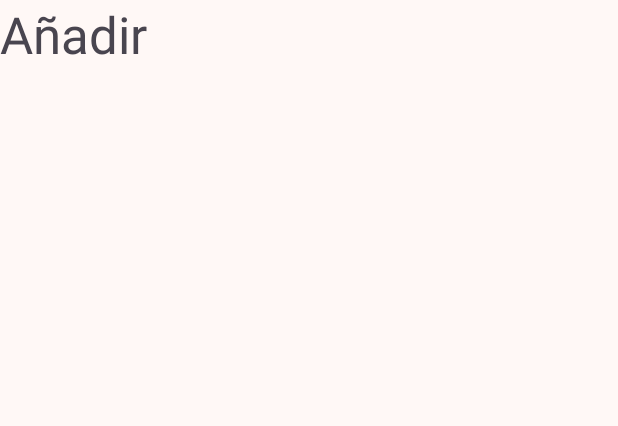
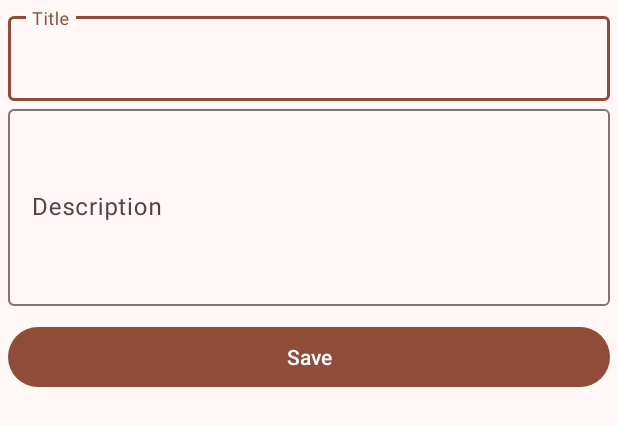
Before and after one commit to CleanMatyx/Demo03, an Android app: the layout add_fragment.xml on its own in the app's theme, with its tools: preview values and no code run, on a phone screen of 412 x 824 dp. Shown: the top 426 px of the screen. Run offline under Robolectric (Android 15) with nearby library versions, the phone set to English and light mode, and no system bars.

Commit message:
Punto funcional

```diff
--- a/app/build.gradle.kts
+++ b/app/build.gradle.kts
@@ -48,4 +48,7 @@ dependencies {
     testImplementation(libs.junit)
     androidTestImplementation(libs.androidx.junit)
     androidTestImplementation(libs.androidx.espresso.core)
+
+    //glide
+    implementation(libs.glide)
 }
--- a/app/src/main/AndroidManifest.xml
+++ b/app/src/main/AndroidManifest.xml
@@ -1,6 +1,9 @@
 <?xml version="1.0" encoding="utf-8"?>
 <manifest xmlns:android="http://schemas.android.com/apk/res/android"
     xmlns:tools="http://schemas.android.com/tools">
+
+    <uses-permission android:name="android.permission.INTERNET"/>
+    <uses-permission android:name="android.permission.ACCESS_NETWORK_STATE"/>
 
     <application
         android:allowBackup="true"
--- a/app/src/main/java/edu/matiasborra/demo03/MainViewModel.kt
+++ b/app/src/main/java/edu/matiasborra/demo03/MainViewModel.kt
@@ -1,5 +1,6 @@
 package edu.matiasborra.demo03
 
+import android.util.Log
 import androidx.lifecycle.ViewModel
 
 class MainViewModel : ViewModel() {
@@ -7,8 +8,11 @@ class MainViewModel : ViewModel() {
     val fragmentShowed: String?
         get() = _fragmentShowed
 
+    init {
+        Log.i("MainViewModel", "Init")
+    }
+
     fun setFragmentShowed(fragmentName: String) {
         _fragmentShowed = fragmentName
-
     }
 }
--- a/app/src/main/res/layout/add_fragment.xml
+++ b/app/src/main/res/layout/add_fragment.xml
@@ -1,13 +1,42 @@
 <?xml version="1.0" encoding="utf-8"?>
 <LinearLayout xmlns:android="http://schemas.android.com/apk/res/android"
+    android:layout_width="match_parent"
+    android:layout_height="match_parent"
     android:orientation="vertical"
-    android:layout_width="match_parent"
-    android:layout_height="match_parent">
+    android:padding="5dp">
 
-    <TextView
-        android:id="@+id/textView"
+    <com.google.android.material.textfield.TextInputLayout
+        android:id="@+id/til_title"
+        android:layout_width="match_parent"
+        android:layout_height="wrap_content">
+
+        <com.google.android.material.textfield.TextInputEditText
+            android:id="@+id/tiet_title"
+            android:layout_width="match_parent"
+            android:layout_height="wrap_content"
+            android:hint="@string/txt_title"
+            android:inputType="text"
+            android:lines="1" />
+    </com.google.android.material.textfield.TextInputLayout>
+
+    <com.google.android.material.textfield.TextInputLayout
+        android:id="@+id/til_desc"
+        android:layout_width="match_parent"
+        android:layout_height="wrap_content">
+
+        <com.google.android.material.textfield.TextInputEditText
+            android:id="@+id/tiet_desc"
+            android:layout_width="match_parent"
+            android:layout_height="wrap_content"
+            android:hint="@string/txt_description"
+            android:inputType="text|textMultiLine"
+            android:lines="5" />
+    </com.google.android.material.textfield.TextInputLayout>
+
+    <Button
+        android:id="@+id/btnSave"
         android:layout_width="match_parent"
         android:layout_height="wrap_content"
-        android:text="Añadir"
-        android:textAppearance="@style/TextAppearance.AppCompat.Display1" />
+        android:layout_marginTop="10dp"
+        android:text="@string/txt_save" />
 </LinearLayout>
--- a/app/src/main/res/values/strings.xml
+++ b/app/src/main/res/values/strings.xml
@@ -2,5 +2,9 @@
     <string name="app_name">Demo03</string>
     <string name="txt_list">List</string>
     <string name="txt_add">Add</string>
-
+    <string name="txt_title">Title</string>
+    <string name="txt_description">Description</string>
+    <string name="txt_save">Save</string>
+    <string name="error_title">Title is required</string>
+    <string name="error_desc">Description is required</string>
 </resources>
--- a/gradle/libs.versions.toml
+++ b/gradle/libs.versions.toml
@@ -1,5 +1,6 @@
 [versions]
 agp = "8.7.1"
+glideVer = "4.16.0"
 kotlin = "1.9.24"
 coreKtx = "1.10.1"
 junit = "4.13.2"
@@ -7,11 +8,12 @@ junitVersion = "1.1.5"
 espressoCore = "3.5.1"
 appcompat = "1.6.1"
 material = "1.10.0"
-activity = "1.8.0"
+activity = "1.9.3"
 constraintlayout = "2.1.4"
 
 [libraries]
 androidx-core-ktx = { group = "androidx.core", name = "core-ktx", version.ref = "coreKtx" }
+glide = { module = "com.github.bumptech.glide:glide", version.ref = "glideVer" }
 junit = { group = "junit", name = "junit", version.ref = "junit" }
 androidx-junit = { group = "androidx.test.ext", name = "junit", version.ref = "junitVersion" }
 androidx-espresso-core = { group = "androidx.test.espresso", name = "espresso-core", version.ref = "espressoCore" }
```
Also changed, not shown: app/src/main/java/edu/matiasborra/demo03/FragmentAdd.kt (+5 -2 lines), app/src/main/java/edu/matiasborra/demo03/MainActivity.kt (+5 -12 lines), app/src/main/java/edu/matiasborra/demo03/model/Items.kt (added, +13 -0 lines), app/src/main/res/layout/items.xml (added, +44 -0 lines).
